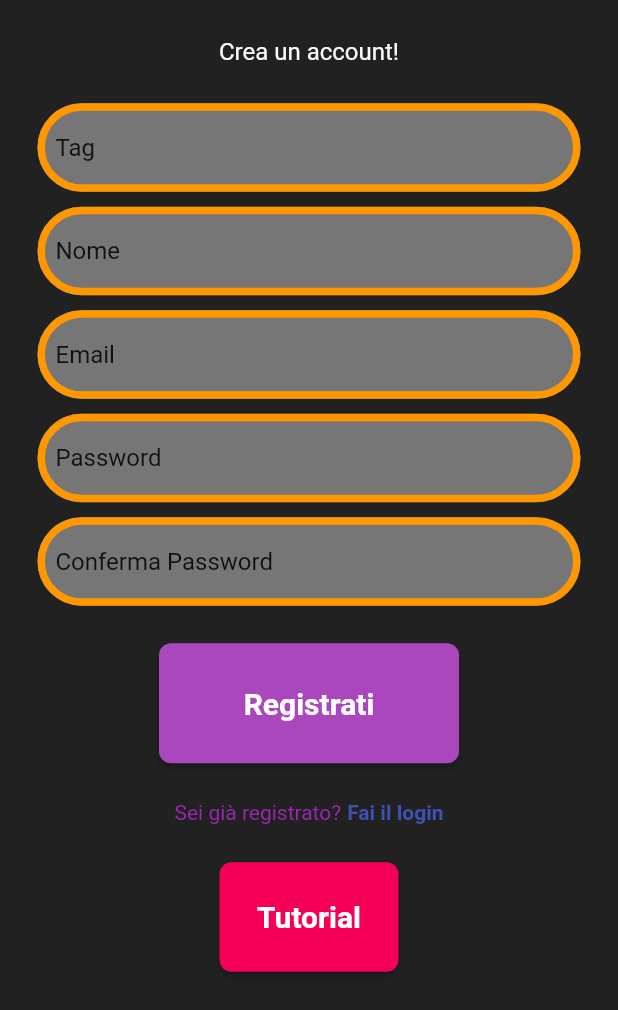
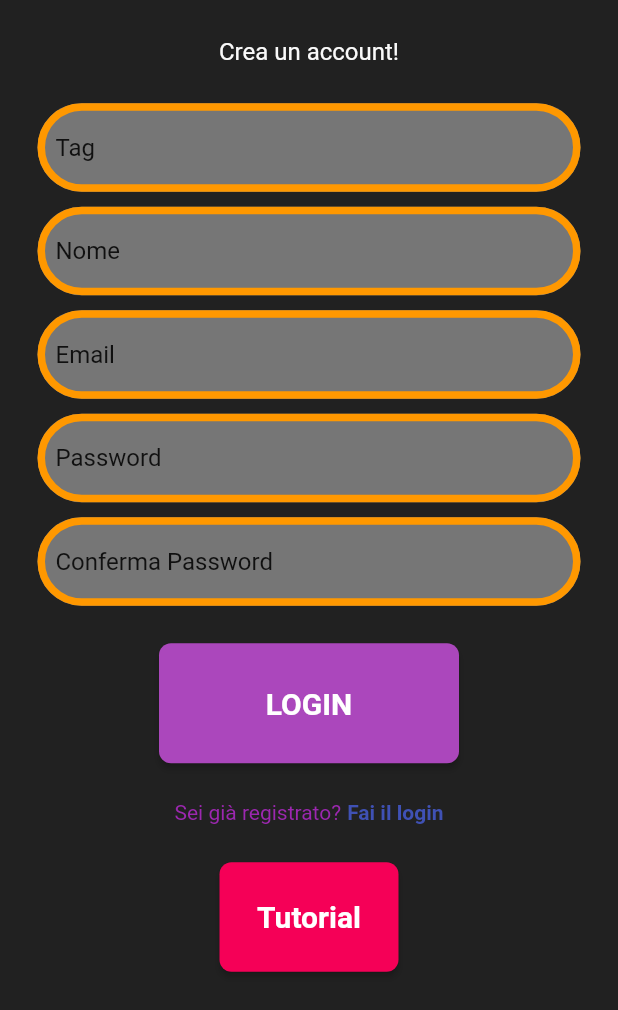
Before and after one commit to toscap2002/my_app_flutter, a Flutter app: the screen it shows after launch, after a tap on "Registrati", on a phone screen of 412 x 824 dp, the part 226-1236 px from its top. Run offline on Flutter 3.47's test engine with Material 2 defaults, Android fonts, the phone set to English and light mode, and no system bars; our stand-ins replace cloud_firestore, curved_navigation_bar, firebase_auth, firebase_core, firebase_database, fluttertoast and 3 more; accounts and stored records are empty; network calls fail.

```diff
--- a/lib/components/button.dart
+++ /dev/null
@@ -1,40 +0,0 @@
-import 'package:flutter/material.dart';
-import 'package:flutter/rendering.dart';
-
-class MyButton extends StatelessWidget{
-
-  final Function()? onTap;
-  final String text;
-
-  const MyButton({
-    super.key,
-    required this.onTap,
-    required this.text});
-
-  @override
-  Widget build(BuildContext context){
-    return ElevatedButton(
-      onPressed: onTap,
-      style: ElevatedButton.styleFrom(
-        primary: Colors.purple[400], // Colore di sfondo del pulsante
-        onPrimary: Colors.white, // Colore del testo del pulsante
-        shape: RoundedRectangleBorder(
-          borderRadius: BorderRadius.circular(8), // Bordo arrotondato
-        ),
-        padding: EdgeInsets.all(25),
-        maximumSize: Size(200, 80),
-      ),
-      child: Center(
-          child: Text(
-              text,
-            style: const TextStyle(
-                color: Colors.white,
-              fontWeight: FontWeight.bold,
-              fontSize: 20,
-            ),
-          ),
-    ),
-    );
-
-  }
-}
--- a/lib/pages/loginPage.dart
+++ b/lib/pages/loginPage.dart
@@ -1,6 +1,5 @@
 import 'package:firebase_auth/firebase_auth.dart';
 import 'package:flutter/material.dart';
-import 'package:my_app_flutter/components/button.dart';
 import 'package:my_app_flutter/components/logo.dart';
 import 'package:my_app_flutter/components/textfield.dart';
 import 'package:my_app_flutter/pages/authService.dart';
@@ -121,10 +120,29 @@ class _LoginPageState  extends State<LoginPage>{
                       const SizedBox(height: 25),
 
                       //Login
-                        MyButton(
-                          text: "Login",
-                          onTap: loginUser,
+                      ElevatedButton(
+                        onPressed: loginUser,
+                        style: ElevatedButton.styleFrom(
+                          primary: Colors.purple[400], // Colore di sfondo del pulsante
+                          onPrimary: Colors.white, // Colore del testo del pulsante
+                          shape: RoundedRectangleBorder(
+                            borderRadius: BorderRadius.circular(8), // Bordo arrotondato
                           ),
+                          padding: EdgeInsets.all(25),
+                          maximumSize: Size(200, 80),
+                        ),
+                        child: Center(
+                          child: Text(
+                            'LOGIN',
+                            style:  TextStyle(
+                              color: Colors.white,
+                              fontWeight: FontWeight.bold,
+                              fontSize: 20,
+                            ),
+                          ),
+                        ),
+                      ),
+
 
                       const SizedBox(height: 25),
 
@@ -136,9 +154,9 @@ class _LoginPageState  extends State<LoginPage>{
                             'Non sei ancora registrato?',
                             style: TextStyle(color: Colors.purple),
                           ),
-                            const SizedBox(width: 4),
-                            GestureDetector(
-                                onTap: widget.onTap,
+                          SizedBox(width: 4),
+                          TextButton(
+                              onPressed: widget.onTap,
                               child: const Text(
                                 'Registrati',
                                 style: TextStyle(
--- a/lib/pages/registerPage.dart
+++ b/lib/pages/registerPage.dart
@@ -1,7 +1,6 @@
 import 'package:firebase_auth/firebase_auth.dart';
 import 'package:firebase_database/firebase_database.dart';
 import 'package:flutter/material.dart';
-import 'package:my_app_flutter/components/button.dart';
 import 'package:my_app_flutter/components/logo.dart';
 import 'package:my_app_flutter/components/textfield.dart';
 import 'package:my_app_flutter/pages/authService.dart';
@@ -137,10 +136,28 @@ class _RegisterPageState  extends State<RegisterPage> {
 
                         const SizedBox(height: 25),
 
-                        //Login
-                        MyButton(
-                          text: "Registrati",
-                          onTap: signUserUp,
+                        //Registrare
+                        ElevatedButton(
+                          onPressed: signUserUp,
+                          style: ElevatedButton.styleFrom(
+                            primary: Colors.purple[400], // Colore di sfondo del pulsante
+                            onPrimary: Colors.white, // Colore del testo del pulsante
+                            shape: RoundedRectangleBorder(
+                              borderRadius: BorderRadius.circular(8), // Bordo arrotondato
+                            ),
+                            padding: EdgeInsets.all(25),
+                            maximumSize: Size(200, 80),
+                          ),
+                          child: Center(
+                            child: Text(
+                              'LOGIN',
+                              style:  TextStyle(
+                                color: Colors.white,
+                                fontWeight: FontWeight.bold,
+                                fontSize: 20,
+                              ),
+                            ),
+                          ),
                         ),
 
                         const SizedBox(height: 25),
```
Also changed, not shown: lib/pages/forgotPassword.dart (+23 -5 lines), lib/pages/homePage.dart (+12 -3 lines). Lines whose indentation alone changed are shown as unchanged.
